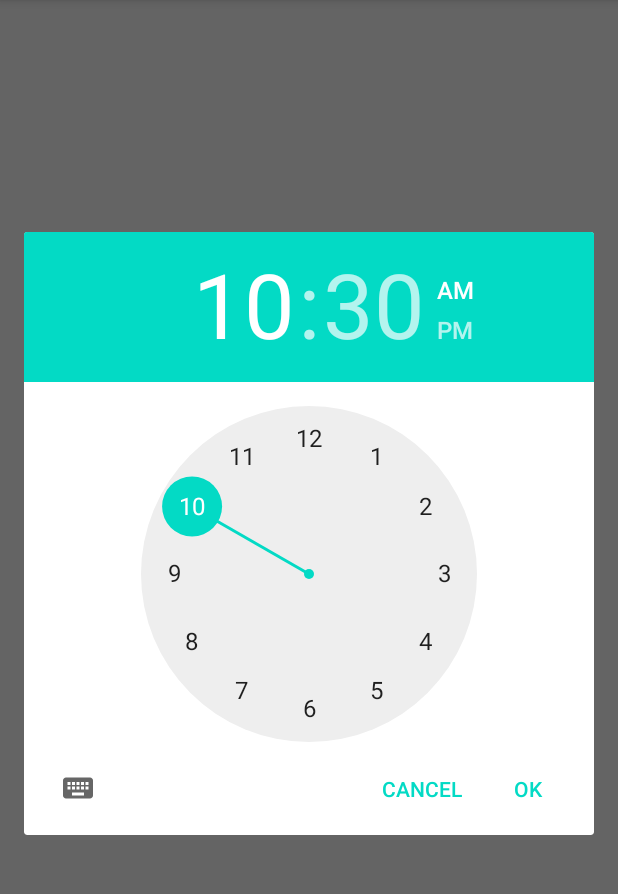
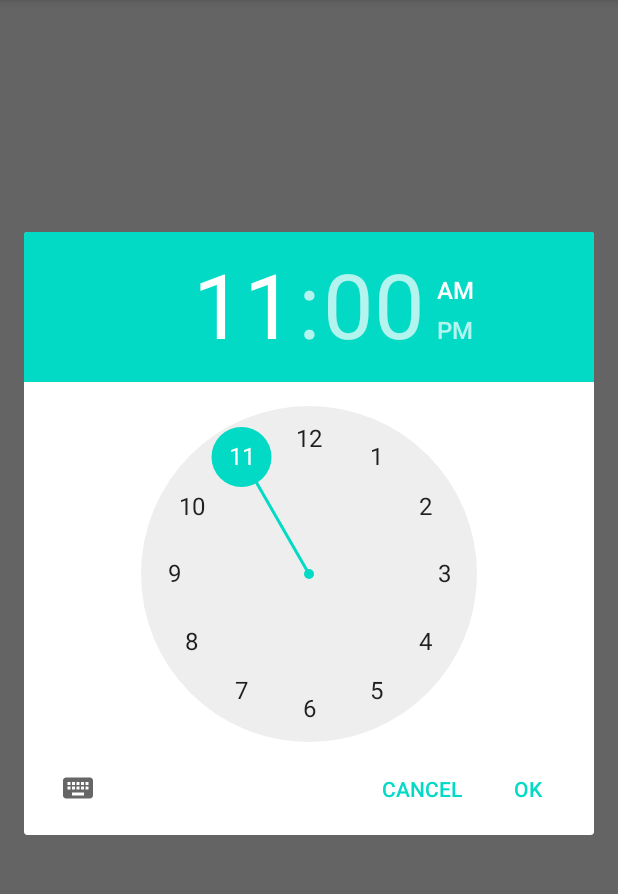
Before and after one commit to Jason-Skillman/One-a-Day-Complement, an Android app: the screen it shows after launch (MainActivity), after a tap on "SET TIME", on a phone screen of 412 x 824 dp, the part 84-978 px from its top. Run offline under Robolectric (Android 15) with nearby library versions, the phone set to English and light mode, and no system bars.

Commit message:
Fixed the set time function

```diff
--- a/app/src/main/java/com/jasoncorp/oneadaycomplement/MainActivity.java
+++ b/app/src/main/java/com/jasoncorp/oneadaycomplement/MainActivity.java
@@ -3,7 +3,6 @@ package com.jasoncorp.oneadaycomplement;
 import androidx.appcompat.app.AppCompatActivity;
 import androidx.work.Data;
 import androidx.work.ExistingPeriodicWorkPolicy;
-import androidx.work.OneTimeWorkRequest;
 import androidx.work.Operation;
 import androidx.work.PeriodicWorkRequest;
 import androidx.work.WorkManager;
@@ -21,7 +20,7 @@ import android.os.Bundle;
 import android.util.Log;
 import android.view.View;
 import android.widget.Button;
-import android.widget.EditText;
+import android.widget.TextView;
 import android.widget.TimePicker;
 import android.widget.Toast;
 
@@ -39,7 +38,7 @@ public class MainActivity extends AppCompatActivity {
     private AlarmManager alarmManager;
 
     private Button btnStart, btnStop, btnTime;
-    private EditText etTime;
+    private TextView tvTime;
 
 
     @Override
@@ -50,7 +49,7 @@ public class MainActivity extends AppCompatActivity {
         btnStart = findViewById(R.id.btn_start);
         btnStop = findViewById(R.id.btn_stop);
         btnTime = findViewById(R.id.btn_time);
-        etTime = findViewById(R.id.et_time);
+        tvTime = findViewById(R.id.tv_time);
 
         Intent alarmIntent = new Intent(MainActivity.this, AlarmReceiver.class);
         pendingIntent = PendingIntent.getBroadcast(MainActivity.this, 0, alarmIntent, 0);
@@ -78,7 +77,7 @@ public class MainActivity extends AppCompatActivity {
         btnTime.setOnClickListener(new View.OnClickListener() {
             @Override
             public void onClick(View v) {
-                dialogTime();
+                setAlarmTime();
             }
         });
     }
@@ -150,18 +149,27 @@ public class MainActivity extends AppCompatActivity {
         Toast.makeText(this, "Alarm canceled", Toast.LENGTH_SHORT).show();
     }
 
-    void dialogTime() {
+    void setAlarmTime() {
         Calendar calendar = Calendar.getInstance();
-        int hour = calendar.get(Calendar.HOUR_OF_DAY);
-        int minute = calendar.get(Calendar.MINUTE);
+        int hour = calendar.get(Calendar.HOUR_OF_DAY) + 1;
 
         TimePickerDialog timePicker;
         timePicker = new TimePickerDialog(this, new TimePickerDialog.OnTimeSetListener() {
             @Override
             public void onTimeSet(TimePicker timePicker, int selectedHour, int selectedMinute) {
-                etTime.setText(selectedHour + ":" + selectedMinute);
+                Log.d(TAG, "onTimeSet: " + selectedHour);
+                //Find AM or PM
+                String AM_PM = "AM";
+                if(selectedHour >= 12) {
+                    AM_PM = "PM";
+                    if(selectedHour != 12) selectedHour -= 12;
+                }
+                if(selectedHour == 0) selectedHour = 12;
+
+                //Update the UI to show the alarm time
+                tvTime.setText(selectedHour + ":" + selectedMinute + "0 " + AM_PM);
             }
-        }, hour, minute, false);
+        }, hour, 0, false);
         timePicker.setTitle("Select Time");
         timePicker.show();
     }
```
